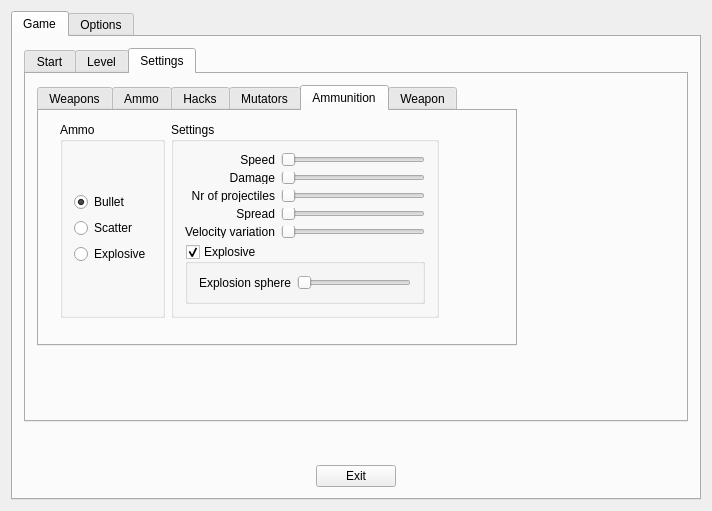
Above: xkill-gui/MainMenu.ui from ensq/xkill-resources before the change. Below: the same form after it.
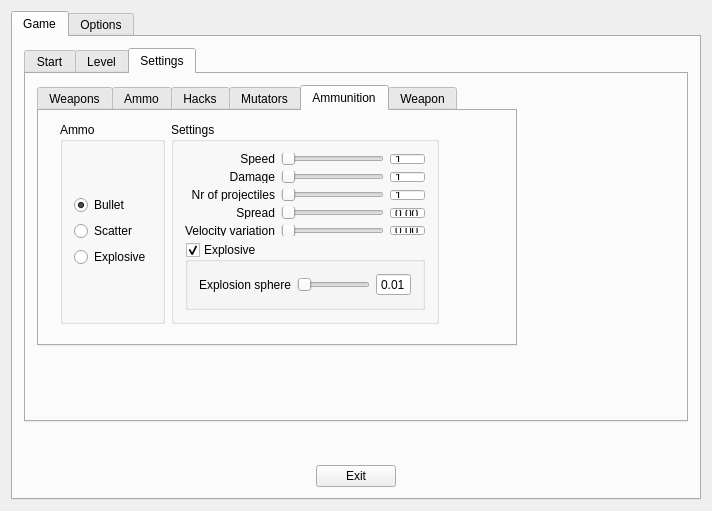
That is the form after the change. The open tabs and pages were chosen to show the change. Icons and pictures are not drawn.

Commit message: Minor changes to ammo and firingMode menues.

```diff
--- a/xkill-gui/MainMenu.ui
+++ b/xkill-gui/MainMenu.ui
@@ -1414,7 +1414,7 @@
                         <x>10</x>
                         <y>0</y>
                         <width>401</width>
-                        <height>218</height>
+                        <height>224</height>
                        </rect>
                       </property>
                       <layout class="QHBoxLayout" name="horizontalLayout_17">
@@ -1545,6 +1545,12 @@
                              <layout class="QVBoxLayout" name="verticalLayout_32">
                               <item>
                                <widget class="QSlider" name="horizontalSlider_Ammo_Speed">
+                                <property name="minimum">
+                                 <number>1</number>
+                                </property>
+                                <property name="maximum">
+                                 <number>100</number>
+                                </property>
                                 <property name="orientation">
                                  <enum>Qt::Horizontal</enum>
                                 </property>
@@ -1552,6 +1558,12 @@
                               </item>
                               <item>
                                <widget class="QSlider" name="horizontalSlider_Ammo_Damage">
+                                <property name="minimum">
+                                 <number>1</number>
+                                </property>
+                                <property name="maximum">
+                                 <number>100</number>
+                                </property>
                                 <property name="orientation">
                                  <enum>Qt::Horizontal</enum>
                                 </property>
@@ -1559,6 +1571,12 @@
                               </item>
                               <item>
                                <widget class="QSlider" name="horizontalSlider_Ammo_NrOfProjectiles">
+                                <property name="minimum">
+                                 <number>1</number>
+                                </property>
+                                <property name="maximum">
+                                 <number>100</number>
+                                </property>
                                 <property name="orientation">
                                  <enum>Qt::Horizontal</enum>
                                 </property>
@@ -1566,6 +1584,9 @@
                               </item>
                               <item>
                                <widget class="QSlider" name="horizontalSlider_Ammo_Spread">
+                                <property name="maximum">
+                                 <number>157</number>
+                                </property>
                                 <property name="orientation">
                                  <enum>Qt::Horizontal</enum>
                                 </property>
@@ -1573,6 +1594,9 @@
                               </item>
                               <item>
                                <widget class="QSlider" name="horizontalSlider_Ammo_VelocitVariation">
+                                <property name="maximum">
+                                 <number>100</number>
+                                </property>
                                 <property name="orientation">
                                  <enum>Qt::Horizontal</enum>
                                 </property>
@@ -1580,6 +1604,96 @@
                               </item>
                              </layout>
                             </item>
+                            <item>
+                             <layout class="QVBoxLayout" name="verticalLayout_35">
+                              <item>
+                               <widget class="QSpinBox" name="spinBox_5">
+                                <property name="readOnly">
+                                 <bool>true</bool>
+                                </property>
+                                <property name="buttonSymbols">
+                                 <enum>QAbstractSpinBox::NoButtons</enum>
+                                </property>
+                                <property name="minimum">
+                                 <number>1</number>
+                                </property>
+                                <property name="maximum">
+                                 <number>100</number>
+                                </property>
+                               </widget>
+                              </item>
+                              <item>
+                               <widget class="QSpinBox" name="spinBox_6">
+                                <property name="readOnly">
+                                 <bool>true</bool>
+                                </property>
+                                <property name="buttonSymbols">
+                                 <enum>QAbstractSpinBox::NoButtons</enum>
+                                </property>
+                                <property name="minimum">
+                                 <number>1</number>
+                                </property>
+                                <property name="maximum">
+                                 <number>100</number>
+                                </property>
+                               </widget>
+                              </item>
+                              <item>
+                               <widget class="QSpinBox" name="spinBox_7">
+                                <property name="enabled">
+                                 <bool>true</bool>
+                                </property>
+                                <property name="frame">
+                                 <bool>true</bool>
+                                </property>
+                                <property name="readOnly">
+                                 <bool>true</bool>
+                                </property>
+                                <property name="buttonSymbols">
+                                 <enum>QAbstractSpinBox::NoButtons</enum>
+                                </property>
+                                <property name="accelerated">
+                                 <bool>false</bool>
+                                </property>
+                                <property name="keyboardTracking">
+                                 <bool>true</bool>
+                                </property>
+                                <property name="minimum">
+                                 <number>1</number>
+                                </property>
+                                <property name="maximum">
+                                 <number>100</number>
+                                </property>
+                               </widget>
+                              </item>
+                              <item>
+                               <widget class="QDoubleSpinBox" name="doubleSpinBox_3">
+                                <property name="readOnly">
+                                 <bool>true</bool>
+                                </property>
+                                <property name="buttonSymbols">
+                                 <enum>QAbstractSpinBox::NoButtons</enum>
+                                </property>
+                                <property name="maximum">
+                                 <double>1.570000000000000</double>
+                                </property>
+                               </widget>
+                              </item>
+                              <item>
+                               <widget class="QDoubleSpinBox" name="doubleSpinBox_4">
+                                <property name="readOnly">
+                                 <bool>true</bool>
+                                </property>
+                                <property name="buttonSymbols">
+                                 <enum>QAbstractSpinBox::NoButtons</enum>
+                                </property>
+                                <property name="maximum">
+                                 <double>1.000000000000000</double>
+                                </property>
+                               </widget>
+                              </item>
+                             </layout>
+                            </item>
                            </layout>
                           </item>
                           <item>
@@ -1605,11 +1719,33 @@
                                </item>
                                <item>
                                 <widget class="QSlider" name="horizontalSlider_Ammo_ExplosionSphere">
+                                 <property name="minimum">
+                                  <number>1</number>
+                                 </property>
+                                 <property name="maximum">
+                                  <number>100</number>
+                                 </property>
                                  <property name="orientation">
                                   <enum>Qt::Horizontal</enum>
                                  </property>
                                 </widget>
                                </item>
+                               <item>
+                                <widget class="QDoubleSpinBox" name="doubleSpinBox_5">
+                                 <property name="readOnly">
+                                  <bool>true</bool>
+                                 </property>
+                                 <property name="buttonSymbols">
+                                  <enum>QAbstractSpinBox::NoButtons</enum>
+                                 </property>
+                                 <property name="minimum">
+                                  <double>0.010000000000000</double>
+                                 </property>
+                                 <property name="maximum">
+                                  <double>1.000000000000000</double>
+                                 </property>
+                                </widget>
+                               </item>
                               </layout>
                              </item>
                             </layout>
```
Left out of the diff: 81 changed lines with no effect on the pictures.
